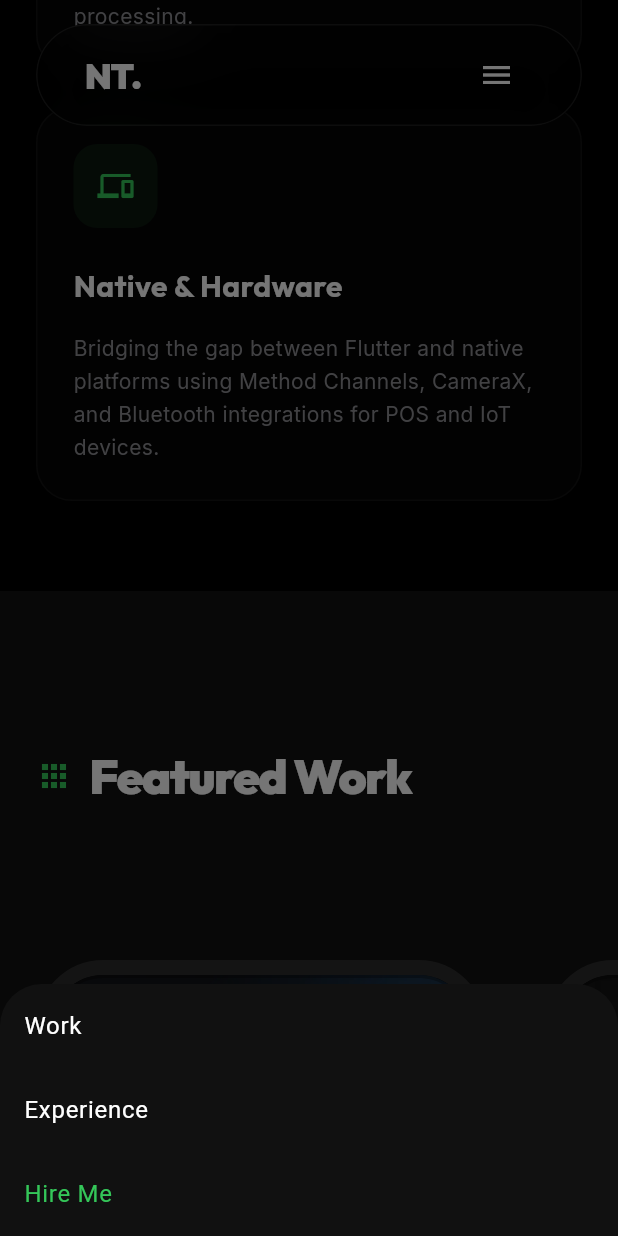
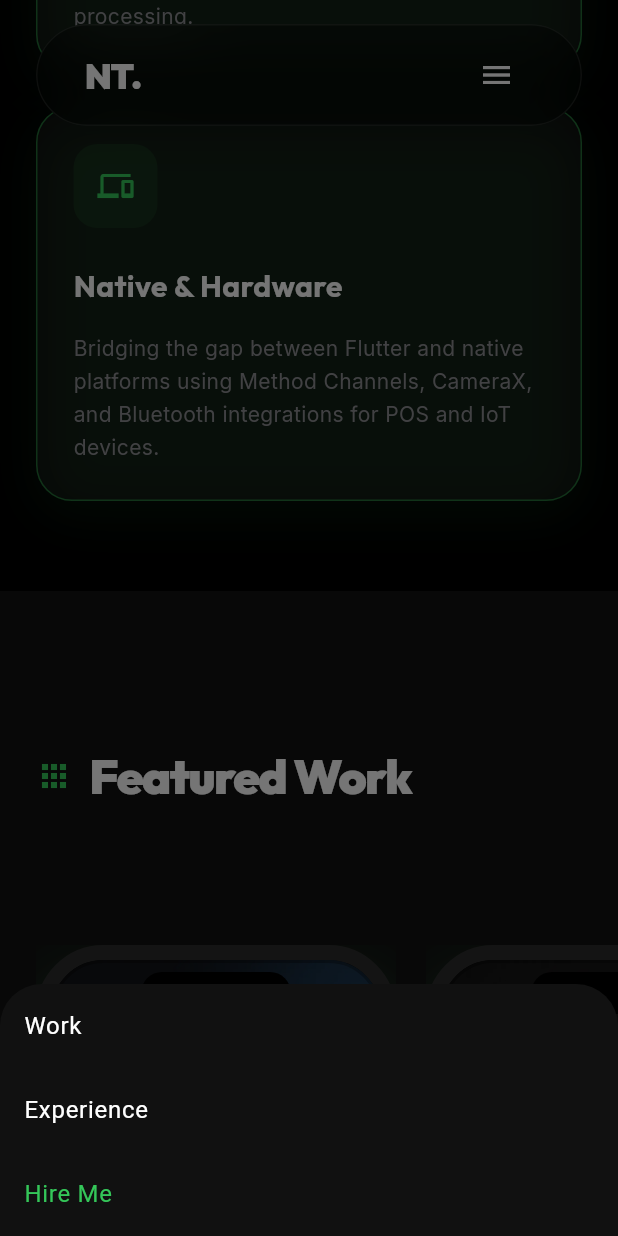
Before and after one commit to nikhar-tale/Portfolio, a Flutter app: the screen it shows after launch, scrolled down 1728 dp, after a tap on the "menu" icon, on a phone screen of 412 x 824 dp. Run offline on Flutter 3.47's test engine with Material 3 defaults, Android fonts, the phone set to English and light mode, and no system bars; our stand-ins replace font_awesome_flutter, google_fonts, responsive_builder, simple_icons.

Commit message:
feat: perfect mobile layout, sizing, and premium hover effects

```diff
--- a/lib/ui/sections/experience_section.dart
+++ b/lib/ui/sections/experience_section.dart
@@ -61,6 +61,7 @@ class _ExperienceRow extends StatefulWidget {
 
 class _ExperienceRowState extends State<_ExperienceRow> {
   bool _isHovered = false;
+  bool get _active => _isHovered || widget.isMobile;
 
   @override
   Widget build(BuildContext context) {
@@ -77,12 +78,12 @@ class _ExperienceRowState extends State<_ExperienceRow> {
         margin: const EdgeInsets.only(bottom: 24),
         padding: const EdgeInsets.all(32),
         decoration: BoxDecoration(
-          color: _isHovered ? Colors.white.withOpacity(0.02) : Colors.transparent,
+          color: _active ? Colors.white.withOpacity(0.02) : Colors.transparent,
           borderRadius: BorderRadius.circular(24),
           border: Border.all(
-            color: _isHovered ? Colors.white.withOpacity(0.1) : Colors.transparent,
+            color: _active ? Colors.white.withOpacity(0.1) : Colors.transparent,
           ),
-          boxShadow: _isHovered
+          boxShadow: _active
               ? [
                   BoxShadow(
                     color: AppTheme.primary.withOpacity(0.05),
@@ -125,17 +126,17 @@ class _ExperienceRowState extends State<_ExperienceRow> {
           duration: const Duration(milliseconds: 300),
           padding: const EdgeInsets.symmetric(horizontal: 16, vertical: 8),
           decoration: BoxDecoration(
-            color: _isHovered ? AppTheme.secondary.withOpacity(0.1) : Colors.white.withOpacity(0.05),
+            color: _active ? AppTheme.secondary.withOpacity(0.1) : Colors.white.withOpacity(0.05),
             borderRadius: BorderRadius.circular(100),
             border: Border.all(
-              color: _isHovered ? AppTheme.secondary.withOpacity(0.3) : Colors.white.withOpacity(0.05),
+              color: _active ? AppTheme.secondary.withOpacity(0.3) : Colors.white.withOpacity(0.05),
             ),
           ),
           child: Text(
             widget.experience['duration'],
             style: GoogleFonts.inter(
               fontSize: 12,
-              color: _isHovered ? AppTheme.secondary : AppTheme.textSecondary,
+              color: _active ? AppTheme.secondary : AppTheme.textSecondary,
               fontWeight: FontWeight.w600,
               letterSpacing: 1,
             ),
@@ -144,14 +145,14 @@ class _ExperienceRowState extends State<_ExperienceRow> {
         const SizedBox(height: 24),
         Row(
           children: [
-            Icon(Icons.business, size: 20, color: _isHovered ? Colors.white : AppTheme.textSecondary),
+            Icon(Icons.business, size: 20, color: _active ? Colors.white : AppTheme.textSecondary),
             const SizedBox(width: 8),
             Expanded(
               child: Text(
                 widget.experience['company'],
                 style: GoogleFonts.inter(
                   fontSize: 20,
-                  color: _isHovered ? Colors.white : Colors.white.withOpacity(0.8),
+                  color: _active ? Colors.white : Colors.white.withOpacity(0.8),
                   fontWeight: FontWeight.bold,
                 ),
                 maxLines: 2,
@@ -173,7 +174,7 @@ class _ExperienceRowState extends State<_ExperienceRow> {
           style: GoogleFonts.outfit(
             fontSize: 24,
             fontWeight: FontWeight.w700,
-            color: _isHovered ? AppTheme.secondary : Colors.white,
+            color: _active ? AppTheme.secondary : Colors.white,
           ),
           child: Text(widget.experience['role']),
         ),
@@ -190,7 +191,7 @@ class _ExperienceRowState extends State<_ExperienceRow> {
                   child: Icon(
                     Icons.arrow_right_rounded,
                     size: 20,
-                    color: _isHovered ? AppTheme.secondary : AppTheme.textSecondary,
+                    color: _active ? AppTheme.secondary : AppTheme.textSecondary,
                   ),
                 ),
                 Expanded(
@@ -198,7 +199,7 @@ class _ExperienceRowState extends State<_ExperienceRow> {
                     duration: const Duration(milliseconds: 300),
                     style: GoogleFonts.inter(
                       fontSize: 16,
-                      color: _isHovered ? Colors.white.withOpacity(0.9) : AppTheme.textSecondary,
+                      color: _active ? Colors.white.withOpacity(0.9) : AppTheme.textSecondary,
                       height: 1.6,
                     ),
                     child: Text(bullet),
--- a/lib/ui/sections/expertise_section.dart
+++ b/lib/ui/sections/expertise_section.dart
@@ -60,6 +60,7 @@ class _ExpertiseCard extends StatefulWidget {
 
 class _ExpertiseCardState extends State<_ExpertiseCard> {
   bool _isHovered = false;
+  bool get _active => _isHovered || widget.isMobile;
 
   @override
   Widget build(BuildContext context) {
@@ -74,12 +75,12 @@ class _ExpertiseCardState extends State<_ExpertiseCard> {
         duration: const Duration(milliseconds: 300),
         padding: EdgeInsets.all(widget.isMobile ? 24 : 40),
         decoration: BoxDecoration(
-          color: _isHovered ? Colors.white.withValues(alpha: 0.05) : Colors.white.withValues(alpha: 0.02),
+          color: _active ? Colors.white.withValues(alpha: 0.05) : Colors.white.withValues(alpha: 0.02),
           borderRadius: BorderRadius.circular(24),
           border: Border.all(
-            color: _isHovered ? AppTheme.secondary.withValues(alpha: 0.5) : Colors.white.withValues(alpha: 0.05),
+            color: _active ? AppTheme.secondary.withValues(alpha: 0.5) : Colors.white.withValues(alpha: 0.05),
           ),
-          boxShadow: _isHovered ? [
+          boxShadow: _active ? [
             BoxShadow(
               color: AppTheme.secondary.withValues(alpha: 0.1),
               blurRadius: 30,
--- a/lib/ui/sections/projects_section.dart
+++ b/lib/ui/sections/projects_section.dart
@@ -45,7 +45,7 @@ class ProjectsSection extends StatelessWidget {
               const SizedBox(height: 80),
               // Horizontal App Store style scrolling
               SizedBox(
-                height: 1100, // Increased height for realistic phone proportions + extended tech stack chips
+                height: isMobile ? 950 : 1100, // Tighter height on mobile to prevent dead space
                 child: ListView.builder(
                   scrollDirection: Axis.horizontal,
                   clipBehavior: Clip.none, // Allow shadows and hover animations to draw outside
@@ -58,10 +58,10 @@ class ProjectsSection extends StatelessWidget {
                   itemCount: PortfolioData.projects.length,
                   itemBuilder: (context, index) {
                     final cardWidth = isMobile
-                        ? (MediaQuery.of(context).size.width * 0.85).clamp(200.0, 300.0)
+                        ? (MediaQuery.of(context).size.width * 0.72).clamp(200.0, 240.0) // Clamped smaller to keep mobile phones from getting too tall
                         : 300.0;
                     return Padding(
-                      padding: const EdgeInsets.only(right: 40),
+                      padding: EdgeInsets.only(right: isMobile ? 20 : 40),
                       child: _PhoneProjectCard(
                         project: PortfolioData.projects[index],
                         cardWidth: cardWidth,
@@ -93,6 +93,7 @@ class _PhoneProjectCard extends StatefulWidget {
 
 class _PhoneProjectCardState extends State<_PhoneProjectCard> {
   bool isHovered = false;
+  bool get _active => isHovered || MediaQuery.of(context).size.width < 800;
 
   Widget _getTechIcon(String tech) {
     IconData iconData;
@@ -176,7 +177,7 @@ class _PhoneProjectCardState extends State<_PhoneProjectCard> {
             child: AnimatedContainer(
               duration: const Duration(milliseconds: 300),
               curve: Curves.easeOutCubic,
-              transform: Matrix4.identity()..translate(0.0, isHovered ? -10.0 : 0.0),
+              transform: Matrix4.identity()..translate(0.0, _active ? -10.0 : 0.0),
               child: Stack(
                 children: [
                   // Volume Up Button
@@ -236,7 +237,7 @@ class _PhoneProjectCardState extends State<_PhoneProjectCard> {
                       borderRadius: BorderRadius.circular(45),
                       border: Border.all(color: const Color(0xFF2C2C2C), width: 10),
                       boxShadow: [
-                        if (isHovered)
+                        if (_active)
                           BoxShadow(
                             color: AppTheme.secondary.withOpacity(0.3),
                             blurRadius: 40,
```
